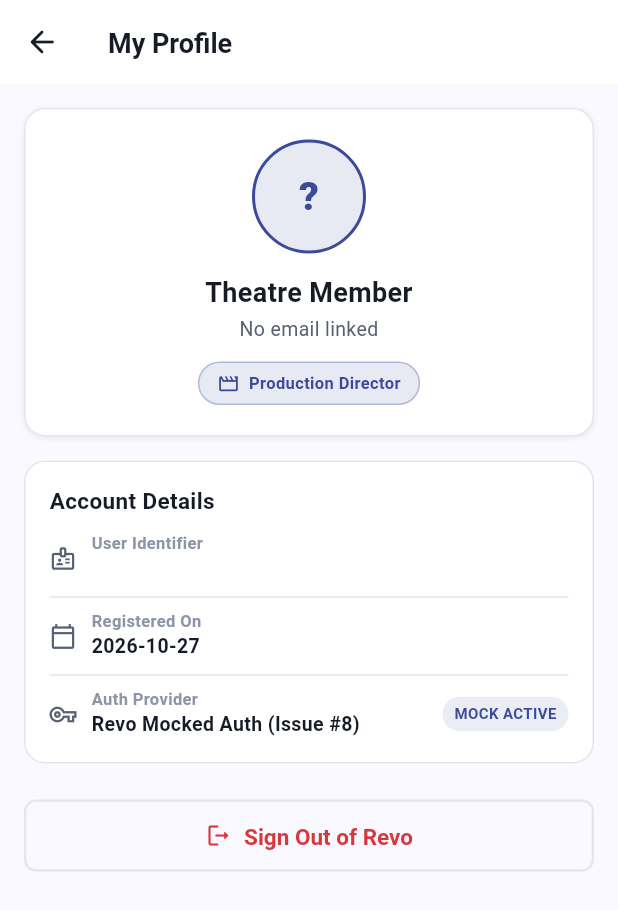
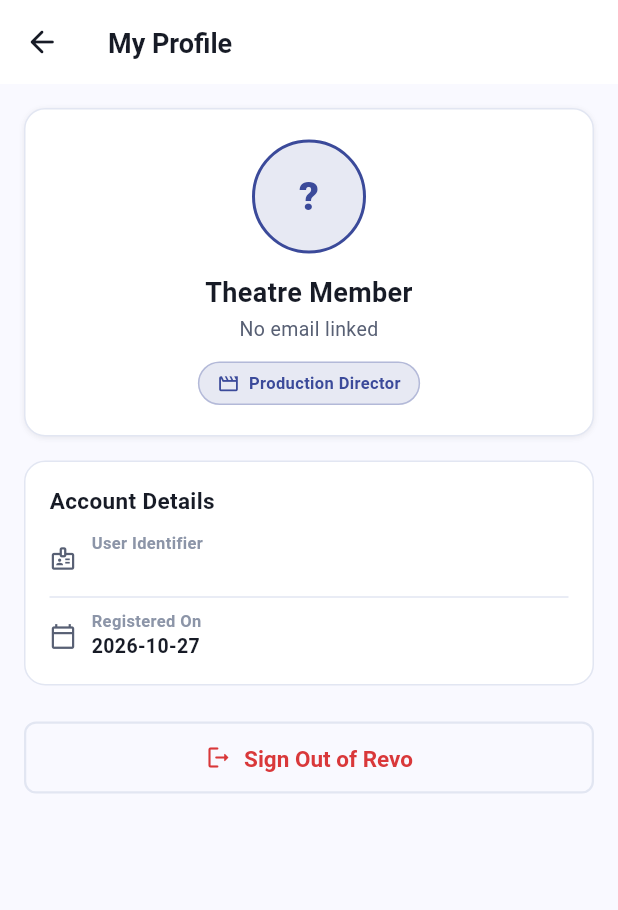
Before and after one commit to kalviumcommunity/SW2627-Flutter-Revo, a Flutter app: the ProfileScreen screen opened directly, on a phone screen of 412 x 824 dp. Shown: the top 910 px of the screen. Run offline on Flutter 3.47's test engine with Material 3 defaults, Android fonts, the phone set to English and light mode, and no system bars; our stand-ins replace cloud_firestore, firebase_auth, firebase_core; accounts and stored records are empty; Roboto replaces fonts that are missing (DM Sans).

Commit message:
fix: remove Auth Provider tile from profile and resolve permanent sync failed banner

```diff
--- a/lib/features/common/widgets/sync_status_indicators.dart
+++ b/lib/features/common/widgets/sync_status_indicators.dart
@@ -36,8 +36,9 @@ class ComprehensiveSyncBanner extends StatelessWidget {
           );
         }
 
-        // Priority 2: Failed writes / sync error
-        if (snap.hasError || snap.pendingCount > 0 && snap.legacySyncState == SyncState.stale) {
+        // Priority 2: Failed writes / sync error on pending operations
+        if (snap.pendingCount > 0 &&
+            (snap.hasError || snap.legacySyncState == SyncState.stale)) {
           return FailedSyncBanner(
             onRetry: () => syncService.reconcilePending(),
           );
--- a/lib/features/profile/screens/profile_screen.dart
+++ b/lib/features/profile/screens/profile_screen.dart
@@ -261,14 +261,6 @@ class _ProfileScreenState extends State<ProfileScreen> {
                       label: 'Registered On',
                       value: '${user.createdAt.year}-${user.createdAt.month.toString().padLeft(2, '0')}-${user.createdAt.day.toString().padLeft(2, '0')}',
                     ),
-                    const Divider(color: RevoColors.surfaceDim, height: 20),
-                    _infoRow(
-                      icon: Icons.vpn_key_outlined,
-                      label: 'Auth Provider',
-                      value: 'Revo Mocked Auth (Issue #8)',
-                      badge: 'MOCK ACTIVE',
-                      badgeColor: RevoColors.primary,
-                    ),
                   ],
                 ),
               ),
```
Also changed, not shown: lib/services/firebase_schedule_service.dart (+19 -0 lines), lib/services/sync_status_service.dart (+6 -1 lines).
